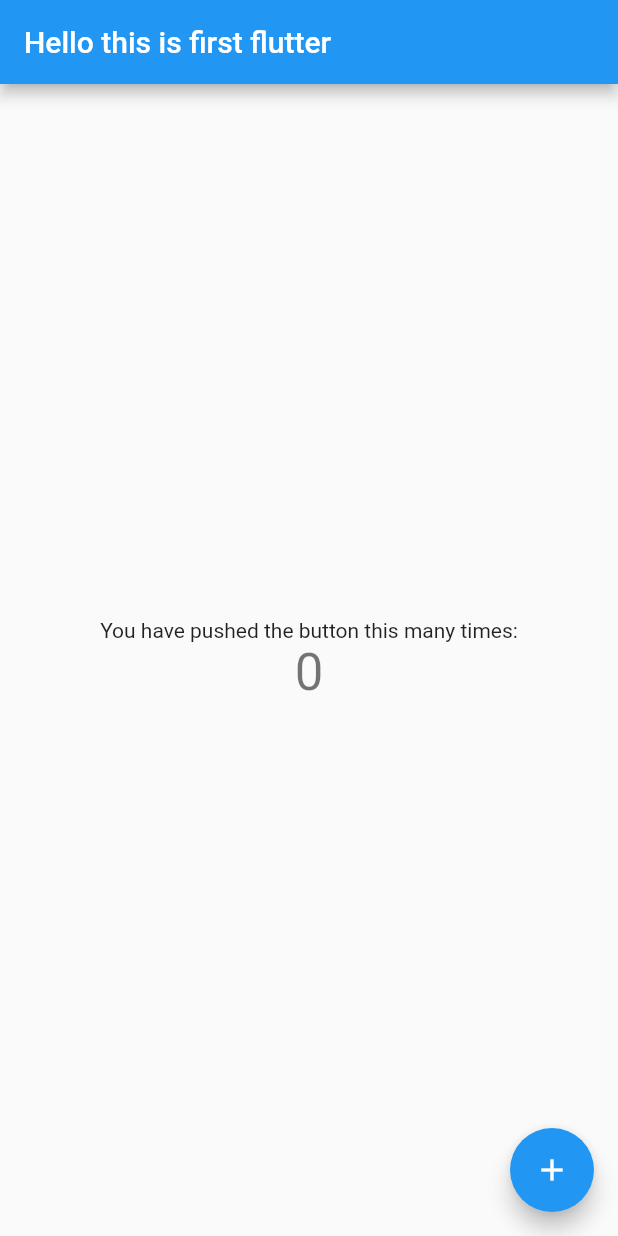
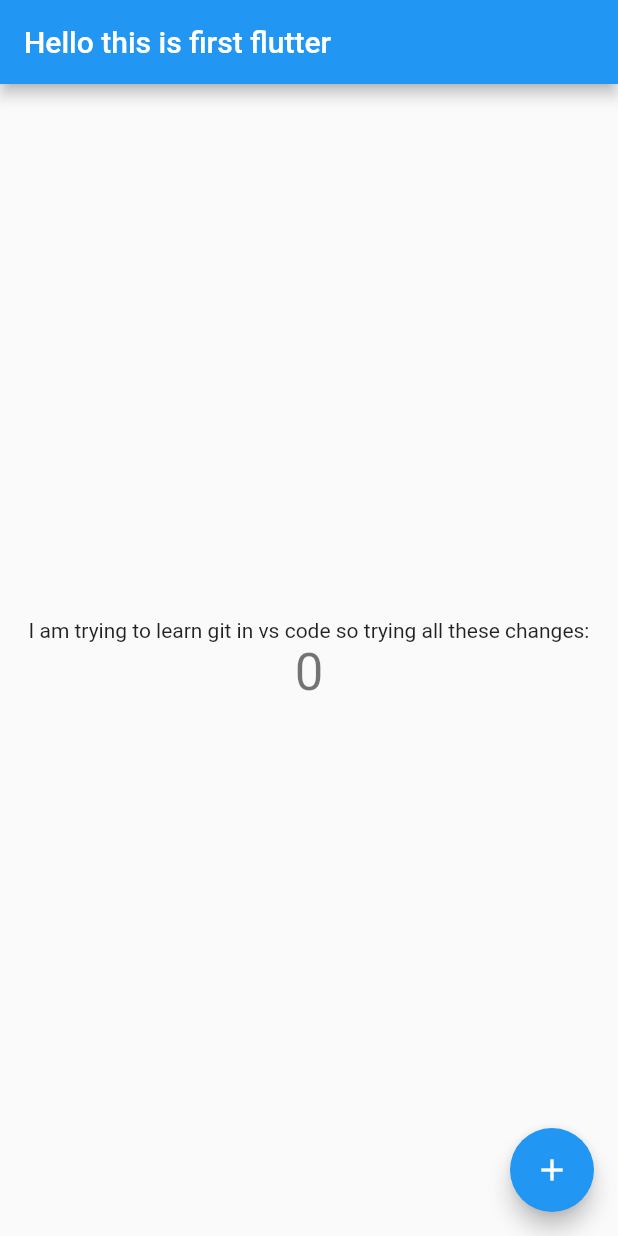
Before and after one commit to jatinthakur9/mynotes, a Flutter app: the screen it shows after launch, on a phone screen of 412 x 824 dp. Run offline on Flutter 3.47's test engine with Material 2 defaults, Android fonts, the phone set to English and light mode, and no system bars; our stand-ins replace firebase_core; accounts and stored records are empty.

Commit message:
Changes to be committed: 	modified:   lib/main.dart

```diff
--- a/lib/main.dart
+++ b/lib/main.dart
@@ -49,7 +49,7 @@ class _MyHomePageState extends State<MyHomePage> {
           mainAxisAlignment: MainAxisAlignment.center,
           children: <Widget>[
             const Text(
-              'You have pushed the button this many times:',
+              'I am trying to learn git in vs code so trying all these changes:',
             ),
             Text(
               '$_counter',
```
